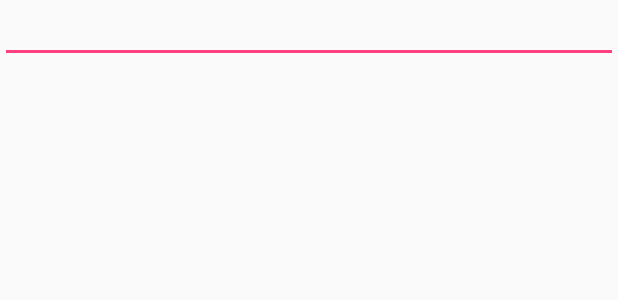
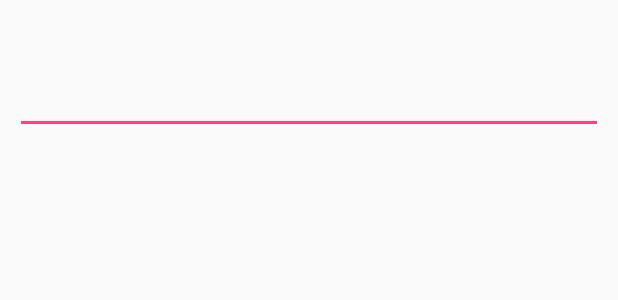
Before and after one commit to kwony/MarkdownPreview, an Android app: the layout dialog_save_file.xml on its own in the app's theme, with its tools: preview values and no code run, on a phone screen of 412 x 824 dp. Shown: the top 300 px of the screen. Run offline under Robolectric (Android 15) with nearby library versions, the phone set to English and light mode, and no system bars.

Commit message:
dialog_save_file: re-design save file dialog

```diff
--- a/app/src/main/java/com/kwony/mdpreview/Builders/SaveFileDialog.java
+++ b/app/src/main/java/com/kwony/mdpreview/Builders/SaveFileDialog.java
@@ -8,6 +8,7 @@ import android.support.v7.app.AlertDialog;
 import android.view.LayoutInflater;
 import android.view.View;
 import android.widget.EditText;
+import android.widget.TextView;
 import android.widget.Toast;
 
 import com.kwony.mdpreview.Database.SharedPreferenceManager;
@@ -37,9 +38,11 @@ public class SaveFileDialog {
         AlertDialog.Builder builder = new AlertDialog.Builder(mActivity);
         LayoutInflater inflater = mActivity.getLayoutInflater();
         View dialogView = inflater.inflate(R.layout.dialog_save_file, null);
+        final TextView tvTitle = (TextView) dialogView.findViewById(R.id.tvTitle);
         final EditText etFileName = (EditText) dialogView.findViewById(R.id.etFileName);
         final List<FileInfo> listFileInfo = rctFileManager.getAllFileInfo();
 
+        tvTitle.setText(new String(mActivity.getString(R.string.ask_user_type_file_name)));
         etFileName.setText(new String(mActivity.getString(R.string.default_file_name)));
         builder.setView(dialogView);
 
--- a/app/src/main/res/layout/dialog_save_file.xml
+++ b/app/src/main/res/layout/dialog_save_file.xml
@@ -1,7 +1,20 @@
 <?xml version="1.0" encoding="utf-8"?>
 <LinearLayout
-    xmlns:android="http://schemas.android.com/apk/res/android" android:layout_width="match_parent"
-    android:layout_height="match_parent">
+    xmlns:android="http://schemas.android.com/apk/res/android"
+    android:layout_width="match_parent"
+    android:layout_height="match_parent"
+    android:paddingHorizontal="10dp"
+    android:paddingTop="20dp"
+    android:orientation="vertical"
+    >
+
+    <TextView
+        android:id="@+id/tvTitle"
+        android:textSize="20dp"
+        android:textColor="@color/titleText"
+        android:layout_gravity="center"
+        android:layout_width="wrap_content"
+        android:layout_height="wrap_content" />
 
     <EditText
         android:id="@+id/etFileName"
--- a/app/src/main/res/values/strings.xml
+++ b/app/src/main/res/values/strings.xml
@@ -4,6 +4,7 @@
     <string name="ask_user_delete_file">Are you sure to delete file?</string>
     <string name="ask_user_save_file">Do you want to save current file?</string>
     <string name="ask_user_share_type">Which type do you want to share?</string>
+    <string name="ask_user_type_file_name">Please name the title</string>
     <string name="ask_user_overwrite_file">There is a file which has same name. Do you want to overwrite it?</string>
 
     <string name="builder_cancel">CANCEL</string>
```
